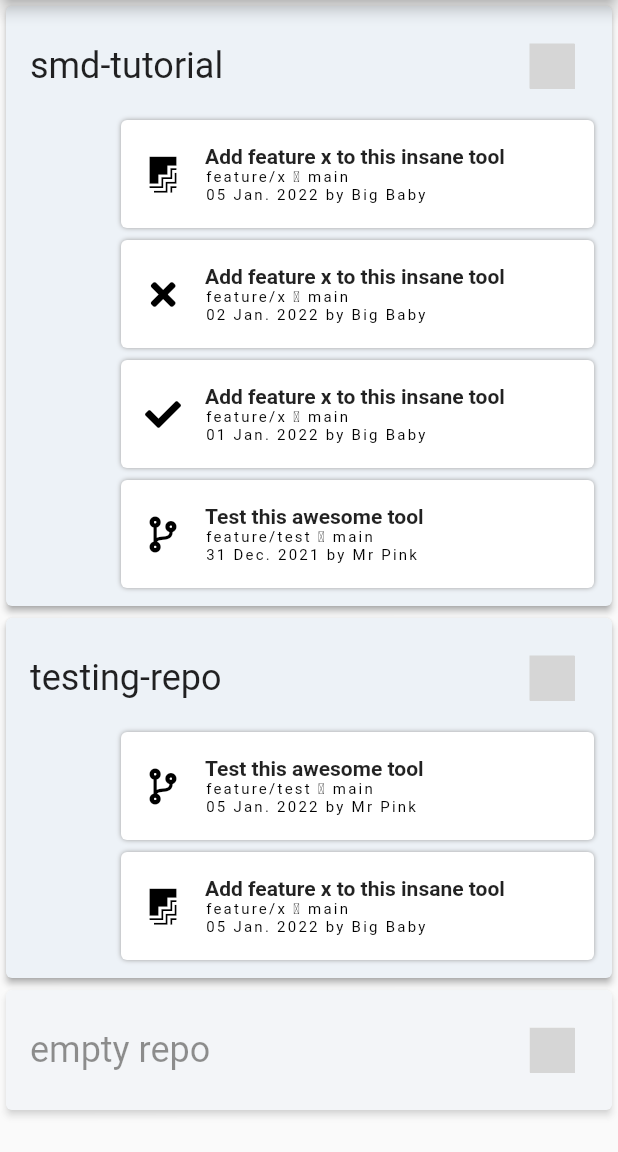
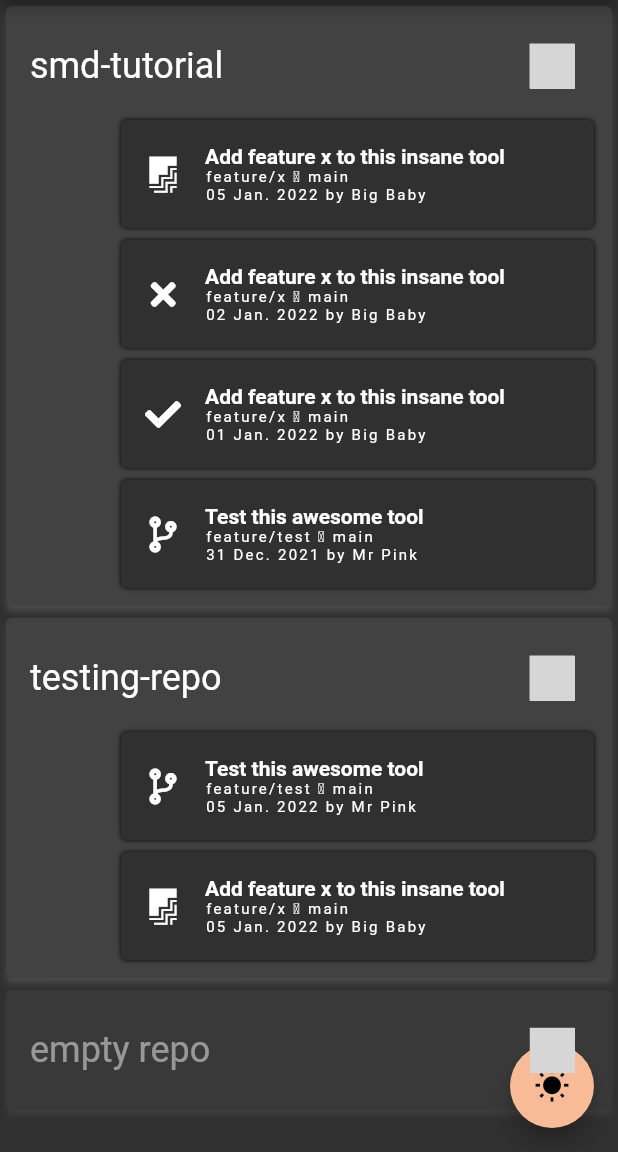
Before and after one commit to brumhard/primate, a Flutter app: the screen it shows after launch, on a phone screen of 412 x 824 dp, the part 84-1236 px from its top. Run offline on Flutter 3.47's test engine with Material 2 defaults, Android fonts, the phone set to English and light mode, and no system bars; our stand-ins replace flutter_svg, font_awesome_flutter; missing offline and left inert: grpc, protobuf; network calls fail; statements that could not run were skipped; grey boxes are pictures that could not be loaded.

Commit message:
First working theme switcher
Signed-off-by: Tobias Brumhard <code@brumhard.com>

```diff
--- a/app/lib/main.dart
+++ b/app/lib/main.dart
@@ -1,4 +1,5 @@
 import 'package:app/services/pr.dart';
+import 'package:app/services/theme.dart';
 import 'package:app/ui/repo_card.dart';
 import 'package:app/ui/skeletons/skeleton_repo_card.dart';
 import 'package:flutter/material.dart';
@@ -14,19 +15,21 @@ class MyApp extends StatelessWidget {
   // This widget is the root of your application.
   @override
   Widget build(BuildContext context) {
-    return MaterialApp(
-        title: 'PullRequest Dashboard',
-        theme: ThemeData(
-          primarySwatch: Colors.blue,
-        ),
-        home: MultiProvider(
-          providers: [
-            Provider<PrService>(
-              create: (context) => PrService(endpoint: "localhost"),
-            )
-          ],
-          child: const Home(title: 'PullRequest Dashboard'),
-        ));
+    return MultiProvider(
+      providers: [
+        ChangeNotifierProvider(create: (_) => ThemeService()),
+        Provider<PrService>(create: (_) => PrService(endpoint: "localhost"))
+      ],
+      child: Consumer<ThemeService>(
+        builder: (context, themeService, child) {
+          return MaterialApp(
+            title: 'PullRequest Dashboard',
+            theme: themeService.theme,
+            home: const Home(title: 'PullRequest Dashboard'),
+          );
+        },
+      ),
+    );
   }
 }
 
@@ -61,6 +64,22 @@ class Home extends StatelessWidget {
             },
           ),
         ),
+      ),
+      floatingActionButton: Consumer<ThemeService>(
+        builder: (context, themeService, child) {
+          return FloatingActionButton(
+            backgroundColor: Theme.of(context).colorScheme.primary,
+            onPressed: () => {
+              themeService.setTheme(
+                  themeService.currentBrightness == Brightness.light
+                      ? Brightness.dark
+                      : Brightness.light)
+            },
+            child: Icon(themeService.currentBrightness == Brightness.light
+                ? Icons.nightlight_round
+                : Icons.wb_sunny),
+          );
+        },
       ),
     );
   }
--- /dev/null
+++ b/app/lib/services/theme.dart
@@ -0,0 +1,30 @@
+import 'package:app/ui/colors.dart';
+import 'package:flutter/material.dart';
+
+// TODO: save to shared preferences
+class ThemeService extends ChangeNotifier {
+  final Map<Brightness, ThemeData> _themes = {
+    Brightness.dark: ThemeData(
+      brightness: Brightness.dark,
+      primarySwatch: createMaterialColor(orange),
+      iconTheme: const IconThemeData(color: Colors.white),
+    ),
+    Brightness.light: ThemeData(
+      brightness: Brightness.light,
+      primarySwatch: createMaterialColor(pink),
+      iconTheme: const IconThemeData(color: Colors.black),
+    ),
+  };
+
+  Brightness _currentBrightness = Brightness.dark;
+
+  ThemeService();
+
+  ThemeData get theme => _themes[_currentBrightness]!;
+  Brightness get currentBrightness => _currentBrightness;
+
+  void setTheme(Brightness brightness) {
+    _currentBrightness = brightness;
+    notifyListeners();
+  }
+}
--- /dev/null
+++ b/app/lib/ui/colors.dart
@@ -0,0 +1,24 @@
+import 'package:flutter/material.dart';
+
+const Color pink = Color(0xFFdd5e89);
+const Color orange = Color(0xFFf7bb97);
+
+MaterialColor createMaterialColor(Color color) {
+  List strengths = <double>[.05];
+  final swatch = <int, Color>{};
+  final int r = color.red, g = color.green, b = color.blue;
+
+  for (int i = 1; i < 10; i++) {
+    strengths.add(0.1 * i);
+  }
+  for (var strength in strengths) {
+    final double ds = 0.5 - strength;
+    swatch[(strength * 1000).round()] = Color.fromRGBO(
+      r + ((ds < 0 ? r : (255 - r)) * ds).round(),
+      g + ((ds < 0 ? g : (255 - g)) * ds).round(),
+      b + ((ds < 0 ? b : (255 - b)) * ds).round(),
+      1,
+    );
+  }
+  return MaterialColor(color.value, swatch);
+}
--- a/app/lib/ui/pr_card.dart
+++ b/app/lib/ui/pr_card.dart
@@ -1,6 +1,7 @@
 import 'dart:convert';
 
 import 'package:app/services/pr.dart';
+import 'package:app/ui/colors.dart';
 import 'package:flutter/material.dart';
 import 'package:font_awesome_flutter/font_awesome_flutter.dart';
 import 'package:intl/intl.dart';
@@ -29,25 +30,26 @@ class _PRCardState extends State<PRCard> {
         }
         await launch(widget.pr.url);
       },
-      onHover: (sth) {
+      onHover: (hovered) {
         setState(() {
-          _hovered = sth;
+          _hovered = hovered;
         });
       },
       borderRadius: BorderRadius.circular(4),
       child: Padding(
         padding: const EdgeInsets.all(4),
-        child: AnimatedContainer(
-          duration: const Duration(milliseconds: 10),
+        child: Container(
           decoration: BoxDecoration(
-            boxShadow: const [BoxShadow(color: Colors.grey, blurRadius: 2)],
+            boxShadow: [
+              BoxShadow(color: Theme.of(context).shadowColor, blurRadius: 2)
+            ],
             borderRadius: BorderRadius.circular(4),
-            color: _hovered ? null : Colors.white,
+            color: _hovered ? null : Theme.of(context).scaffoldBackgroundColor,
             gradient: _hovered
                 ? const LinearGradient(
                     begin: Alignment.topLeft,
                     end: Alignment.bottomRight,
-                    colors: [Color(0xFFdd5e89), Color(0xFFf7bb97)],
+                    colors: [pink, orange],
                   )
                 : null,
           ),
@@ -71,7 +73,7 @@ List<Widget> cardContentForSize(BuildContext context, PR pr) {
         message: pr.status,
         child: CircleAvatar(
           backgroundColor: Colors.transparent,
-          foregroundColor: Colors.black,
+          foregroundColor: Theme.of(context).iconTheme.color,
           child: FaIcon(
             iconForPRStatus(pr.status),
           ),
@@ -165,7 +167,7 @@ List<Widget> cardContentForSize(BuildContext context, PR pr) {
                   message: pr.status,
                   child: CircleAvatar(
                     backgroundColor: Colors.transparent,
-                    foregroundColor: Colors.black,
+                    foregroundColor: Theme.of(context).iconTheme.color,
                     child: FaIcon(
                       iconForPRStatus(pr.status),
                     ),
--- a/app/lib/ui/repo_card.dart
+++ b/app/lib/ui/repo_card.dart
@@ -15,7 +15,7 @@ class RepositoryCard extends StatelessWidget {
     return Opacity(
       opacity: repo.pullrequests.isNotEmpty ? 1 : 0.5,
       child: Card(
-        color: const Color(0xffedf2f7),
+        color: Theme.of(context).dialogBackgroundColor,
         elevation: 2.0,
         shadowColor: Colors.grey,
         child: Padding(
@@ -42,6 +42,7 @@ class RepositoryCard extends StatelessWidget {
                       },
                       icon: SvgPicture.network(
                         iconForRepoUrl(repo.url),
+                        color: Theme.of(context).iconTheme.color,
                         height: 30,
                       ),
                       iconSize: 30,
```
